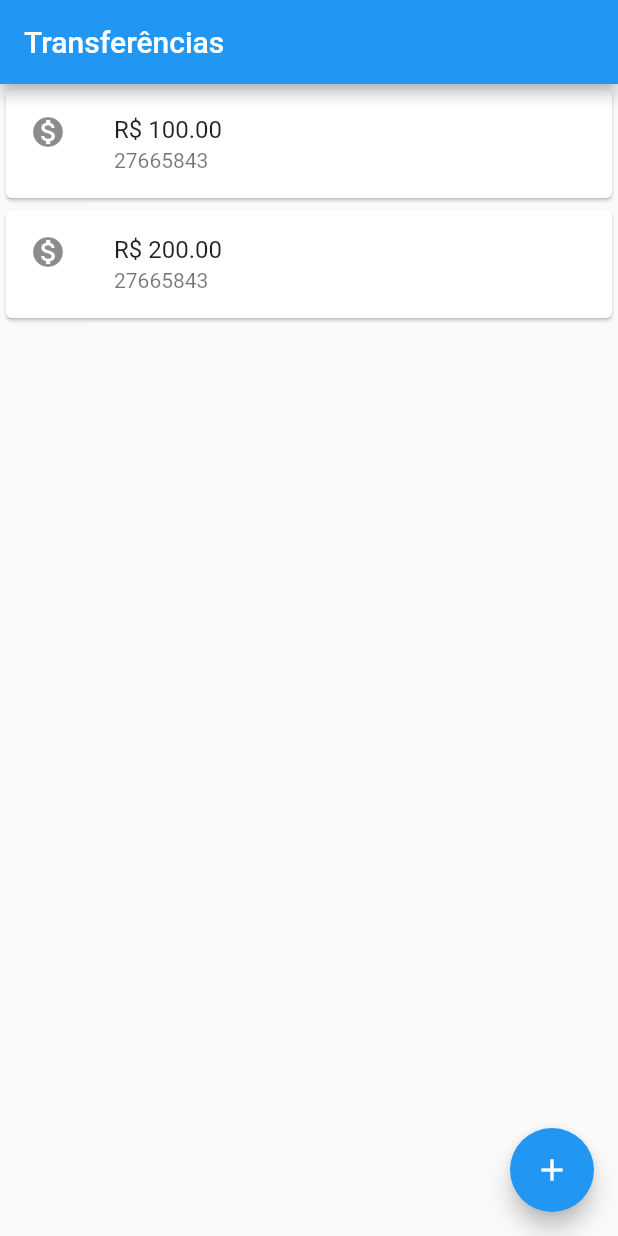
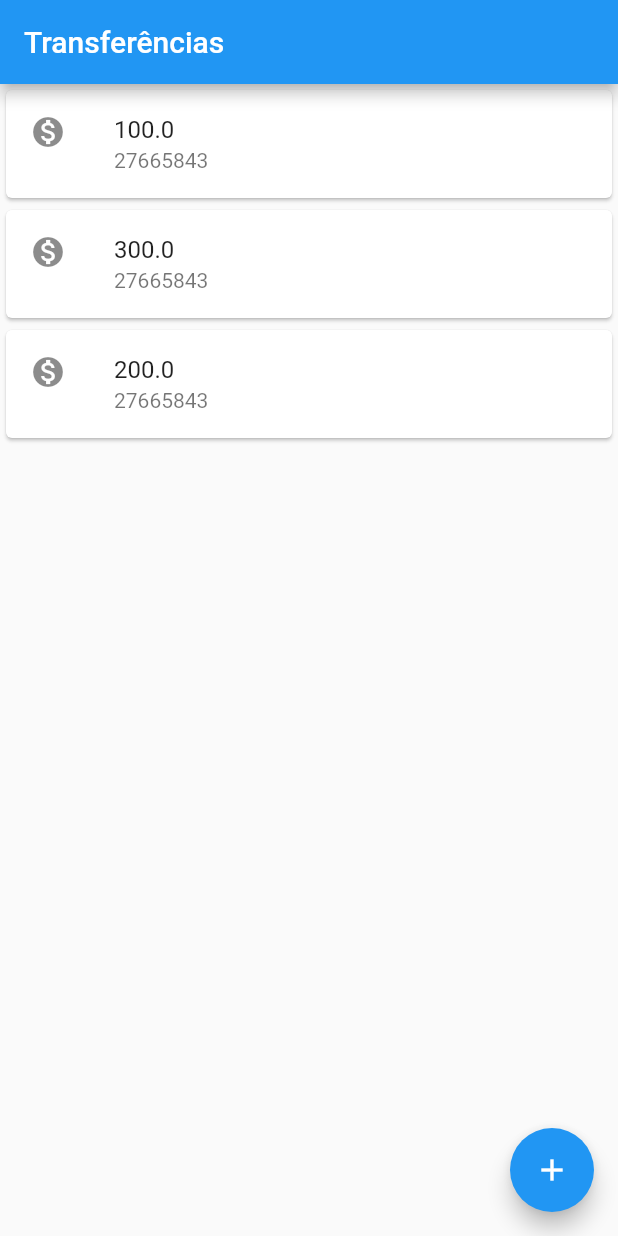
Before and after one commit to busatoju/Bytebank, a Flutter app: the screen it shows after launch, on a phone screen of 412 x 824 dp. Run offline on Flutter 3.47's test engine with Material 2 defaults, Android fonts, the phone set to English and light mode, and no system bars.

Commit message:
Código refatorado, criada ListaTransferências, ItemTransferência e Transferência

```diff
--- a/lib/main.dart
+++ b/lib/main.dart
@@ -6,26 +6,49 @@ void main() => runApp(MaterialApp(
       appBar: AppBar(
           title: Text('Transferências')
       ),
-        body: Column(
-          children: [
-            Card(
-              child: ListTile(
-                leading: Icon(Icons.monetization_on),
-                title: Text('R\$ 100.00'),
-                subtitle: Text('27665843'),
-              )
-            ),
-            Card(
-                child: ListTile(
-                  leading: Icon(Icons.monetization_on),
-                  title: Text('R\$ 200.00'),
-                  subtitle: Text('27665843'),
-                )
-            ),
-          ],
-        ),
+        body: ListaTransferencias(),
       floatingActionButton: FloatingActionButton(
+          onPressed: () {  },
           child: Icon(Icons.add),
       ),
     ),
 ));
+
+class ListaTransferencias extends StatelessWidget{
+  @override
+  Widget build(BuildContext context) {
+   return Column(
+     children: <Widget>[
+       ItemTransferencia(Transferencia(100,27665843)),
+       ItemTransferencia(Transferencia(300,27665843)),
+       ItemTransferencia(Transferencia(200,27665843)),
+     ],
+   );
+  }
+
+}
+class ItemTransferencia extends StatelessWidget {
+
+  final Transferencia _transferencia;
+
+  const ItemTransferencia(this._transferencia);
+
+  @override
+  Widget build(BuildContext context) {
+    // TODO: implement build
+    return Card(
+      child: ListTile(
+        leading: Icon(Icons.monetization_on),
+        title: Text(_transferencia.valor.toString()),
+        subtitle: Text(_transferencia.numeroConta.toString()),
+      ),
+    );
+  }
+}
+
+class Transferencia {
+  final double valor;
+  final int numeroConta;
+
+  const Transferencia(this.valor, this.numeroConta);
+}
```
